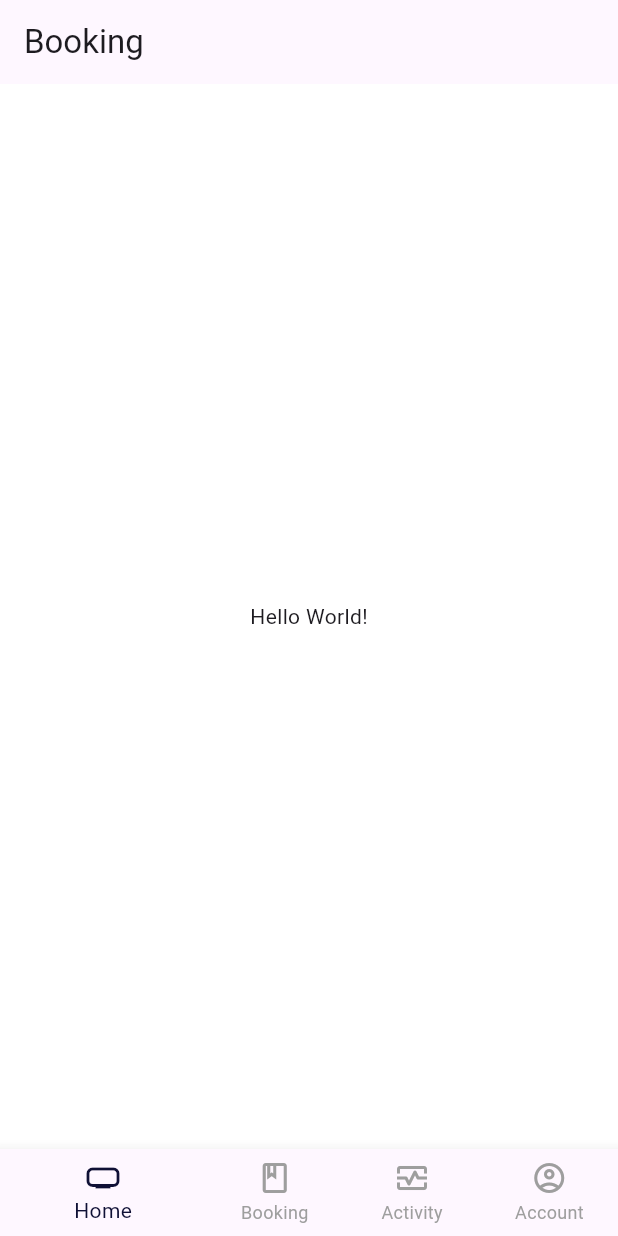
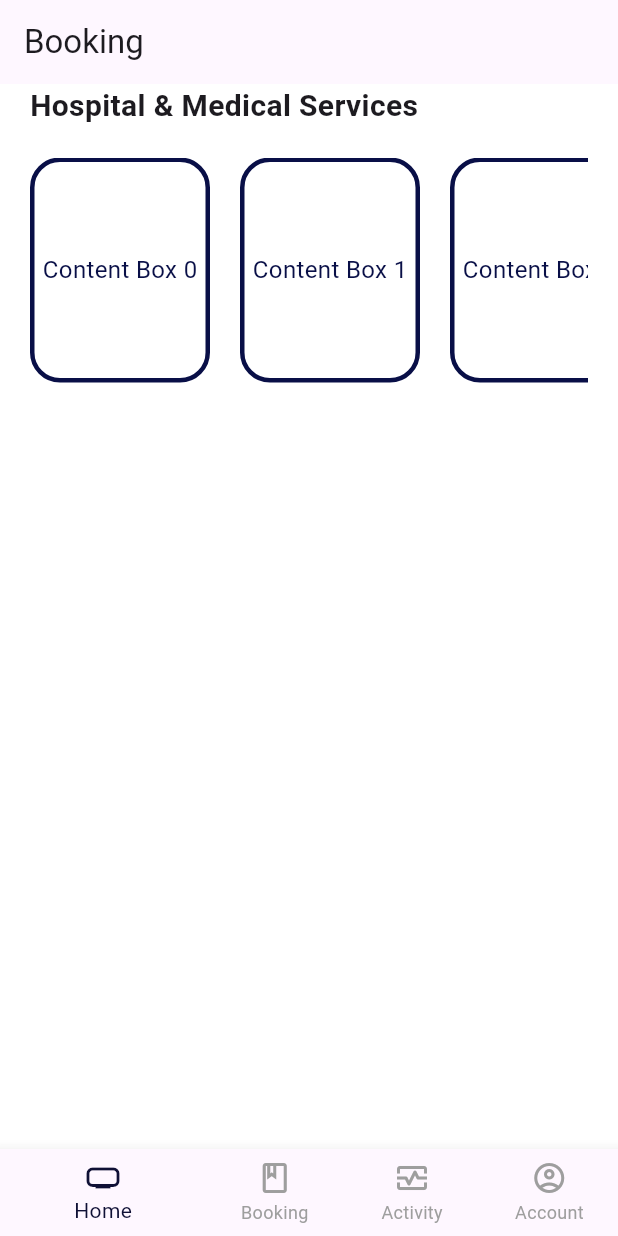
Before and after one commit to artefiq/TP2PROVIS2024C1, a Flutter app: the screen it shows after launch, on a phone screen of 412 x 824 dp. Run offline on Flutter 3.47's test engine with Material 3 defaults, Android fonts, the phone set to English and light mode, and no system bars.

Commit message:
second submit

```diff
--- a/tp2/lib/main.dart
+++ b/tp2/lib/main.dart
@@ -10,12 +10,74 @@ class MyApp extends StatelessWidget {
     return MaterialApp(
       debugShowCheckedModeBanner: false,
       home: Scaffold(
-        backgroundColor: const Color.fromARGB(255, 255, 255, 255),
+        backgroundColor: const Color(0xffffffff),
         appBar: AppBar(
           title: const Text("Booking"),
         ),
-        body: const Center(
-          child: Text("Hello World!"),
+        body: Padding(
+          padding: const EdgeInsets.symmetric(horizontal: 20),
+          child: SingleChildScrollView(
+            child: Column(
+              crossAxisAlignment: CrossAxisAlignment.start,
+              children: [
+                Row(
+                  children: [
+                    Expanded(
+                      child: Text(
+                        "Hospital & Medical Services",
+                        style: TextStyle(
+                          fontSize: 20,
+                          fontWeight: FontWeight.bold,
+                        ),
+                      ),
+                    ),
+                  ],
+                ),
+                SizedBox(height: 20), // Spacer
+                Row(
+                  children: [
+                    Expanded(
+                      child: Container(
+                        height: 150,
+                        child: SingleChildScrollView(
+                          scrollDirection: Axis.horizontal,
+                          child: Row(
+                            children: List.generate(
+                              10,
+                              (index) => Container(
+                                width: 120,
+                                height: 150,
+                                margin: EdgeInsets.only(right: 20),
+                                decoration: BoxDecoration(
+                                  color: Colors.white, // Changed to white
+                                  borderRadius: BorderRadius.circular(20),
+                                  border: Border.all(
+                                    color: const Color(
+                                        0xff090F47), // Outline color
+                                    width: 3, // Outline width
+                                  ),
+                                ),
+                                child: Center(
+                                  child: Text(
+                                    "Content Box $index",
+                                    style: TextStyle(
+                                      color:
+                                          const Color(0xff090F47), // Text color
+                                      fontSize: 16,
+                                    ),
+                                  ),
+                                ),
+                              ),
+                            ),
+                          ),
+                        ),
+                      ),
+                    ),
+                  ],
+                ),
+              ],
+            ),
+          ),
         ),
         bottomNavigationBar: MyBottomNavigationBar(),
       ),
@@ -42,24 +104,25 @@ class _MyBottomNavigationBarState extends State<MyBottomNavigationBar> {
     return BottomNavigationBar(
       items: const <BottomNavigationBarItem>[
         BottomNavigationBarItem(
-          icon: Icon(Icons.home_max, size : 24),
+          icon: Icon(Icons.home_max, size: 24),
           label: 'Home',
         ),
         BottomNavigationBarItem(
-          icon: Icon(Icons.book_outlined, size : 24),
+          icon: Icon(Icons.book_outlined, size: 24),
           label: 'Booking',
         ),
         BottomNavigationBarItem(
-          icon: Icon(Icons.monitor_heart_outlined, size : 24),
+          icon: Icon(Icons.monitor_heart_outlined, size: 24),
           label: 'Activity',
         ),
         BottomNavigationBarItem(
-          icon: Icon(Icons.account_circle_outlined, size : 24),
+          icon: Icon(Icons.account_circle_outlined, size: 24),
           label: 'Account',
         ),
       ],
       currentIndex: _selectedIndex,
-      selectedItemColor: const Color(0xff0F1035), // Change this to your preferred color
+      selectedItemColor:
+          const Color(0xff0F1035), // Change this to your preferred color
       unselectedItemColor: Colors.grey, // Set the unselected item color here
       showUnselectedLabels: true,
       onTap: _onItemTapped,
```
